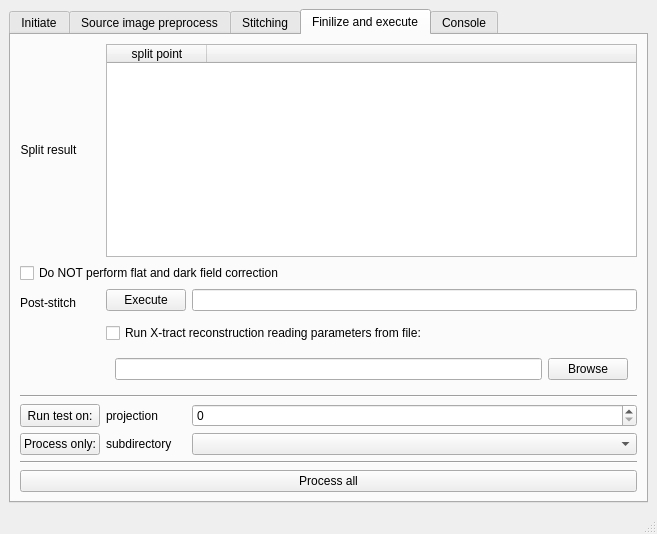
Old version of the form share/imbl-ui.ui in the repository AustralianSynchrotron/imblproc.
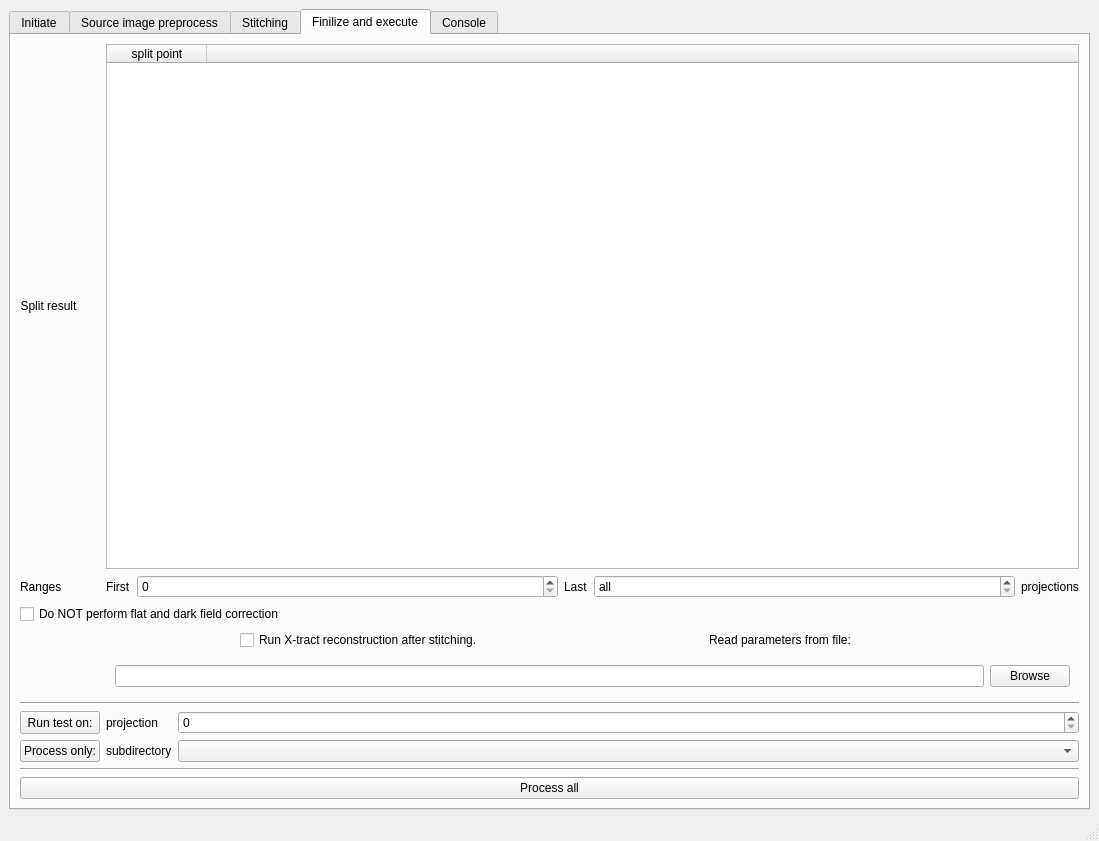
New version of the form. The open tabs and pages were chosen to show the change. Icons and pictures are not drawn.

Commit message: modified:   bin/imbl-proc.sh 	modified:   bin/imbl-ui.py 	modified:   share/imbl-ui.ui

```diff
--- a/share/imbl-ui.ui
+++ b/share/imbl-ui.ui
@@ -6,8 +6,8 @@
    <rect>
     <x>0</x>
     <y>0</y>
-    <width>657</width>
-    <height>534</height>
+    <width>1099</width>
+    <height>841</height>
    </rect>
   </property>
   <property name="windowTitle">
@@ -839,111 +839,74 @@
         <string>Finilize and execute</string>
        </attribute>
        <layout class="QGridLayout" name="gridLayout_7">
-        <item row="0" column="0">
-         <widget class="QLabel" name="label_27">
-          <property name="sizePolicy">
-           <sizepolicy hsizetype="Fixed" vsizetype="Fixed">
-            <horstretch>0</horstretch>
-            <verstretch>0</verstretch>
-           </sizepolicy>
-          </property>
-          <property name="text">
-           <string>Split result</string>
-          </property>
-          <property name="alignment">
-           <set>Qt::AlignCenter</set>
-          </property>
-         </widget>
+        <item row="2" column="1" colspan="2">
+         <layout class="QHBoxLayout" name="horizontalLayout_11">
+          <item>
+           <widget class="QLabel" name="label_19">
+            <property name="sizePolicy">
+             <sizepolicy hsizetype="Fixed" vsizetype="Preferred">
+              <horstretch>0</horstretch>
+              <verstretch>0</verstretch>
+             </sizepolicy>
+            </property>
+            <property name="text">
+             <string>First</string>
+            </property>
+           </widget>
+          </item>
+          <item>
+           <widget class="QSpinBox" name="minProj"/>
+          </item>
+          <item>
+           <widget class="QLabel" name="label_21">
+            <property name="sizePolicy">
+             <sizepolicy hsizetype="Fixed" vsizetype="Preferred">
+              <horstretch>0</horstretch>
+              <verstretch>0</verstretch>
+             </sizepolicy>
+            </property>
+            <property name="text">
+             <string>Last</string>
+            </property>
+           </widget>
+          </item>
+          <item>
+           <widget class="QSpinBox" name="maxProj">
+            <property name="specialValueText">
+             <string>all</string>
+            </property>
+           </widget>
+          </item>
+          <item>
+           <widget class="QLabel" name="label_22">
+            <property name="sizePolicy">
+             <sizepolicy hsizetype="Fixed" vsizetype="Preferred">
+              <horstretch>0</horstretch>
+              <verstretch>0</verstretch>
+             </sizepolicy>
+            </property>
+            <property name="text">
+             <string>projections</string>
+            </property>
+           </widget>
+          </item>
+         </layout>
         </item>
-        <item row="13" column="0" colspan="3">
+        <item row="14" column="0" colspan="3">
          <widget class="QPushButton" name="procAll">
           <property name="text">
            <string>Process all</string>
           </property>
          </widget>
         </item>
-        <item row="2" column="1">
-         <widget class="QPushButton" name="postStX">
-          <property name="text">
-           <string>Execute</string>
-          </property>
-         </widget>
-        </item>
-        <item row="7" column="2">
-         <widget class="QSpinBox" name="testProjection">
-          <property name="maximum">
-           <number>999999999</number>
-          </property>
-         </widget>
-        </item>
-        <item row="1" column="0" colspan="3">
+        <item row="3" column="0" colspan="3">
          <widget class="QCheckBox" name="noRecFF">
           <property name="text">
            <string>Do NOT perform flat and dark field correction</string>
           </property>
          </widget>
         </item>
-        <item row="2" column="2">
-         <widget class="QLineEdit" name="postStLn"/>
-        </item>
-        <item row="9" column="0" colspan="3">
-         <widget class="Line" name="line">
-          <property name="orientation">
-           <enum>Qt::Horizontal</enum>
-          </property>
-         </widget>
-        </item>
-        <item row="7" column="0">
-         <widget class="QPushButton" name="test">
-          <property name="sizePolicy">
-           <sizepolicy hsizetype="Minimum" vsizetype="Minimum">
-            <horstretch>0</horstretch>
-            <verstretch>0</verstretch>
-           </sizepolicy>
-          </property>
-          <property name="text">
-           <string>Run test on:</string>
-          </property>
-         </widget>
-        </item>
-        <item row="8" column="0">
-         <widget class="QPushButton" name="procThis">
-          <property name="text">
-           <string>Process only:</string>
-          </property>
-         </widget>
-        </item>
-        <item row="5" column="1" colspan="2">
-         <widget class="QWidget" name="xtractWdg" native="true">
-          <layout class="QGridLayout" name="gridLayout_9">
-           <item row="0" column="0">
-            <widget class="QLineEdit" name="xtractIn"/>
-           </item>
-           <item row="0" column="1">
-            <widget class="QPushButton" name="xtractBrowse">
-             <property name="text">
-              <string>Browse</string>
-             </property>
-            </widget>
-           </item>
-          </layout>
-         </widget>
-        </item>
-        <item row="4" column="1" colspan="2">
-         <widget class="QCheckBox" name="xtractAfter">
-          <property name="text">
-           <string>Run X-tract reconstruction reading parameters from file:</string>
-          </property>
-         </widget>
-        </item>
         <item row="8" column="1">
-         <widget class="QLabel" name="testSubDirLabel">
-          <property name="text">
-           <string>subdirectory</string>
-          </property>
-         </widget>
-        </item>
-        <item row="7" column="1">
          <widget class="QLabel" name="label_26">
           <property name="sizePolicy">
            <sizepolicy hsizetype="Fixed" vsizetype="Preferred">
@@ -956,16 +919,96 @@
           </property>
          </widget>
         </item>
-        <item row="2" column="0" rowspan="2">
+        <item row="2" column="0">
          <widget class="QLabel" name="label_16">
           <property name="text">
-           <string>Post-stitch</string>
+           <string>Ranges</string>
+          </property>
+         </widget>
+        </item>
+        <item row="9" column="1">
+         <widget class="QLabel" name="testSubDirLabel">
+          <property name="text">
+           <string>subdirectory</string>
           </property>
          </widget>
         </item>
         <item row="8" column="2">
+         <widget class="QSpinBox" name="testProjection">
+          <property name="maximum">
+           <number>999999999</number>
+          </property>
+         </widget>
+        </item>
+        <item row="7" column="0" colspan="3">
+         <widget class="Line" name="line_2">
+          <property name="orientation">
+           <enum>Qt::Horizontal</enum>
+          </property>
+         </widget>
+        </item>
+        <item row="6" column="1" colspan="2">
+         <widget class="QWidget" name="xtractWdg" native="true">
+          <layout class="QGridLayout" name="gridLayout_9">
+           <item row="0" column="0">
+            <widget class="QLineEdit" name="xtractIn"/>
+           </item>
+           <item row="0" column="1">
+            <widget class="QPushButton" name="xtractBrowse">
+             <property name="text">
+              <string>Browse</string>
+             </property>
+            </widget>
+           </item>
+          </layout>
+         </widget>
+        </item>
+        <item row="0" column="0">
+         <widget class="QLabel" name="label_27">
+          <property name="sizePolicy">
+           <sizepolicy hsizetype="Fixed" vsizetype="Fixed">
+            <horstretch>0</horstretch>
+            <verstretch>0</verstretch>
+           </sizepolicy>
+          </property>
+          <property name="text">
+           <string>Split result</string>
+          </property>
+          <property name="alignment">
+           <set>Qt::AlignCenter</set>
+          </property>
+         </widget>
+        </item>
+        <item row="8" column="0">
+         <widget class="QPushButton" name="test">
+          <property name="sizePolicy">
+           <sizepolicy hsizetype="Minimum" vsizetype="Minimum">
+            <horstretch>0</horstretch>
+            <verstretch>0</verstretch>
+           </sizepolicy>
+          </property>
+          <property name="text">
+           <string>Run test on:</string>
+          </property>
+         </widget>
+        </item>
+        <item row="9" column="2">
          <widget class="QComboBox" name="testSubDir"/>
         </item>
+        <item row="9" column="0">
+         <widget class="QPushButton" name="procThis">
+          <property name="text">
+           <string>Process only:</string>
+          </property>
+         </widget>
+        </item>
+        <item row="10" column="0" colspan="3">
+         <widget class="Line" name="line">
+          <property name="orientation">
+           <enum>Qt::Horizontal</enum>
+          </property>
+         </widget>
+        </item>
         <item row="0" column="1" colspan="2">
          <widget class="QTableWidget" name="splits">
           <property name="horizontalScrollBarPolicy">
@@ -989,12 +1032,42 @@
           </column>
          </widget>
         </item>
-        <item row="6" column="0" colspan="3">
-         <widget class="Line" name="line_2">
-          <property name="orientation">
-           <enum>Qt::Horizontal</enum>
-          </property>
-         </widget>
+        <item row="5" column="0" colspan="3">
+         <layout class="QHBoxLayout" name="horizontalLayout_12">
+          <item>
+           <widget class="QCheckBox" name="xtractAfter">
+            <property name="sizePolicy">
+             <sizepolicy hsizetype="Fixed" vsizetype="Fixed">
+              <horstretch>0</horstretch>
+              <verstretch>0</verstretch>
+             </sizepolicy>
+            </property>
+            <property name="text">
+             <string>Run X-tract reconstruction after stitching.</string>
+            </property>
+           </widget>
+          </item>
+          <item>
+           <widget class="QLabel" name="xtractInabel">
+            <property name="sizePolicy">
+             <sizepolicy hsizetype="Fixed" vsizetype="Preferred">
+              <horstretch>0</horstretch>
+              <verstretch>0</verstretch>
+             </sizepolicy>
+            </property>
+            <property name="text">
+             <string>Read parameters from file:</string>
+            </property>
+           </widget>
+          </item>
+          <item>
+           <spacer name="horizontalSpacer">
+            <property name="orientation">
+             <enum>Qt::Horizontal</enum>
+            </property>
+           </spacer>
+          </item>
+         </layout>
         </item>
        </layout>
       </widget>
```
Left out of the diff: 6 changed lines with no effect on the pictures. The commit also changes 2 other files.
